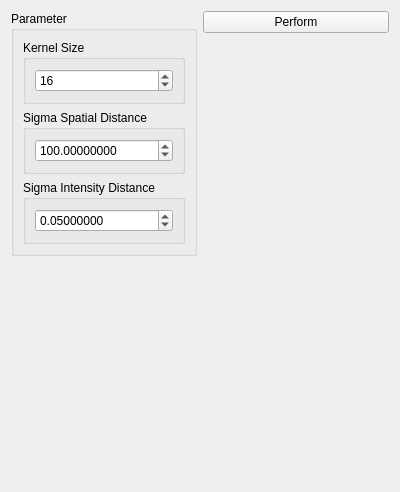
The window that source/modules/bilateral_filter/BilateralFilterWidget.ui (josefkoller/ambient_image_processor) describes before a commit, drawn with Qt 5.
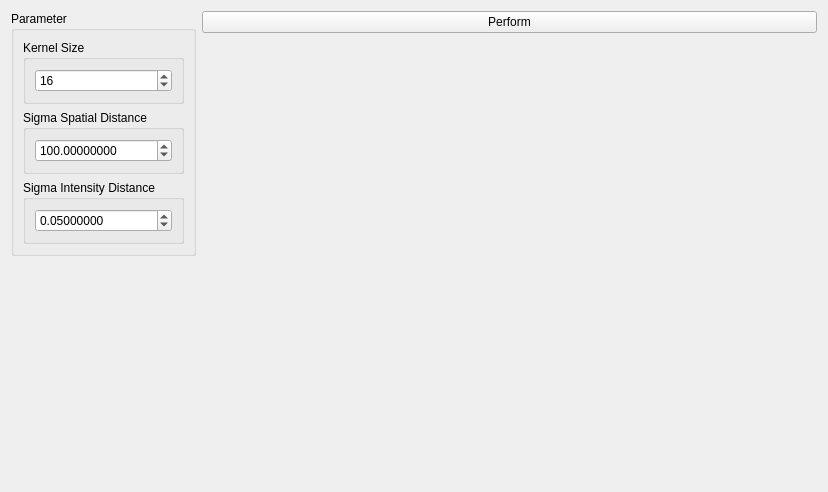
The same window after the commit.

Patch:
```diff
--- a/source/modules/bilateral_filter/BilateralFilterWidget.ui
+++ b/source/modules/bilateral_filter/BilateralFilterWidget.ui
@@ -6,7 +6,7 @@
    <rect>
     <x>0</x>
     <y>0</y>
-    <width>400</width>
+    <width>828</width>
     <height>492</height>
    </rect>
   </property>
@@ -17,7 +17,7 @@
    <item alignment="Qt::AlignTop">
     <widget class="QGroupBox" name="groupBox_6">
      <property name="sizePolicy">
-      <sizepolicy hsizetype="Preferred" vsizetype="Maximum">
+      <sizepolicy hsizetype="Maximum" vsizetype="Maximum">
        <horstretch>0</horstretch>
        <verstretch>0</verstretch>
       </sizepolicy>
```
